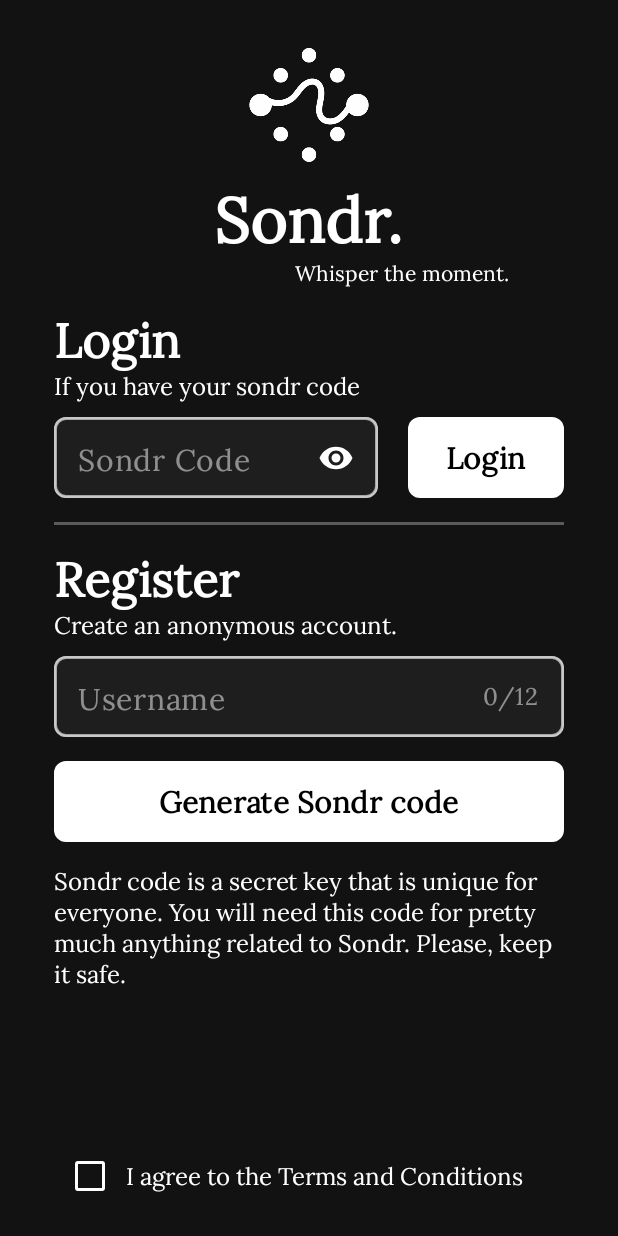
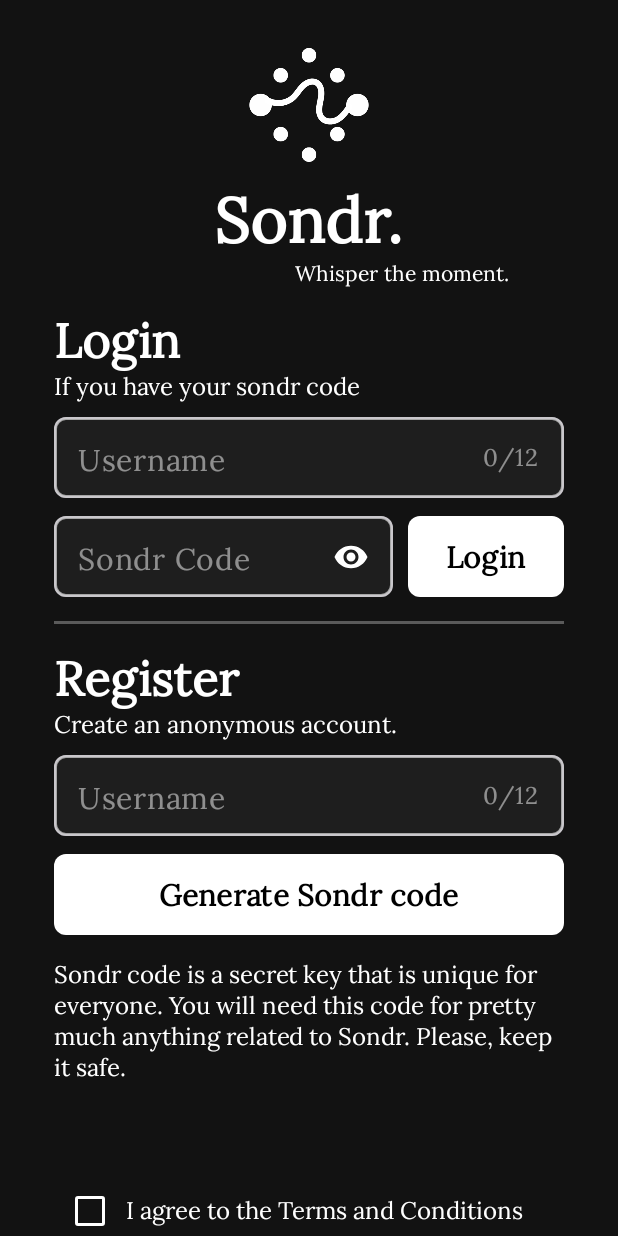
Before and after one commit to xyzeep/Sondr, an Android app built with Jetpack Compose: the LoginActivity screen opened directly, with no data from a screen before it, on a phone screen of 412 x 824 dp. Run offline under Robolectric (Android 15) with nearby library versions, the phone set to English and light mode, and no system bars; Roboto replaces fonts that are not available here.

Commit message:
added username field for login

```diff
--- a/app/src/main/java/com/softwarica/sondr/LoginActivity.kt
+++ b/app/src/main/java/com/softwarica/sondr/LoginActivity.kt
@@ -68,8 +68,11 @@ fun LoginBody() {
     // user input for sonder code
     var sondrCode by remember { mutableStateOf("") }
 
-    // user input for username while registerig
+    // user input for username while register
     var registerUsername by remember { mutableStateOf("") }
+
+    // user input for username while login
+    var loginUsername by remember { mutableStateOf("") }
 
     // boolean for toggling  sondr code visibility
     var sondrCodVisibility by remember {
@@ -147,6 +150,53 @@ fun LoginBody() {
                         modifier = Modifier
                         .padding(bottom = 10.dp)
                 )
+                OutlinedTextField(
+                    value = loginUsername,
+                    onValueChange = { input ->
+                        if (input.length <= 12) {
+                            loginUsername = input
+                        }
+                    },
+                    modifier = Modifier
+                        .width(340.dp)
+                        .height(54.dp)
+                        .border(width = 2.dp, color = Color.White.copy(alpha = 0.6f), shape = RoundedCornerShape(8.dp)),
+                    shape = RoundedCornerShape(8.dp),
+                    singleLine = true,
+                    placeholder = {
+                        Text(
+                            text = "Username",
+                            color = Color.White.copy(alpha = 0.5f),
+                            fontFamily = LoraFont,
+                            fontSize = 20.sp
+                        )
+                    },
+                    textStyle = TextStyle(
+                        color = Color.White,
+                        fontSize = 16.sp,
+                        fontWeight = FontWeight.ExtraBold,
+                        fontFamily = LoraFont
+                    ),
+                    keyboardOptions = KeyboardOptions(
+                        keyboardType = KeyboardType.Password
+                    ),
+                    suffix = {
+                        Text(
+                            text = "${loginUsername.length}/12",
+                            color = Color.White.copy(alpha = 0.5f),
+                            fontSize = 16.sp,
+                            fontFamily = LoraFont
+                        )
+                    },
+                    colors = OutlinedTextFieldDefaults.colors(
+                        focusedContainerColor = Color(0xFF1E1E1E),
+                        unfocusedContainerColor = Color(0xFF1E1E1E),
+                        focusedBorderColor = Color(0xFFFFFFFF)
+                    )
+                )
+
+                Spacer(Modifier.height(12.dp))
+
                 // row for login entry and button
                 Row(
                     horizontalArrangement = Arrangement.SpaceBetween,
@@ -164,7 +214,7 @@ fun LoginBody() {
                         },
 
                         modifier = Modifier
-                            .width(216.dp)
+                            .width(226.dp)
                             .height(54.dp)
                             .padding(top = 0.dp)
                             .border(width = 2.dp, color = Color.White.copy(alpha = 0.6f), shape = RoundedCornerShape(8.dp)),
@@ -239,7 +289,7 @@ fun LoginBody() {
                 HorizontalDivider(
                     modifier = Modifier
                         .fillMaxWidth()
-                        .padding(vertical = 16 .dp),
+                        .padding(vertical = 16.dp),
                     thickness = 2.dp,
                     color = Color.White.copy(alpha = 0.3f)
                 )
@@ -306,7 +356,7 @@ fun LoginBody() {
                     )
                 )
 
-                Spacer(Modifier.height(16.dp))
+                Spacer(Modifier.height(12.dp))
                 // register button
                 Button(
                     onClick = {
@@ -335,7 +385,7 @@ fun LoginBody() {
                     fontFamily = LoraFont
                 )
 
-                Spacer(Modifier.height(100.dp))
+                Spacer(Modifier.height(68.dp))
 
                 // terms and condition
                 Row(
```
